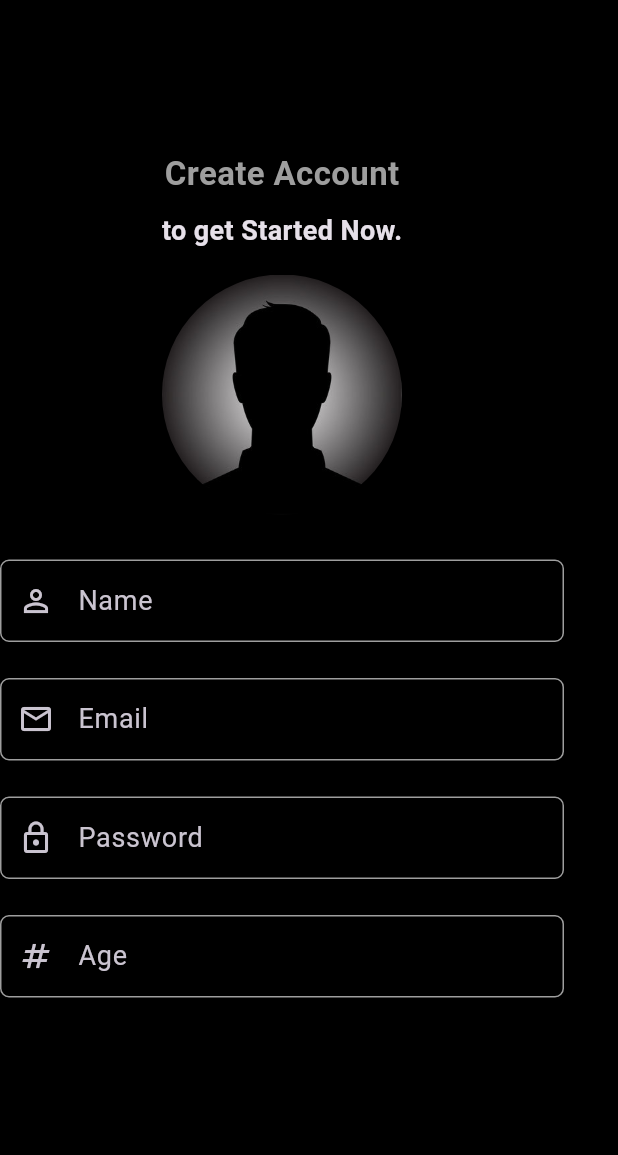
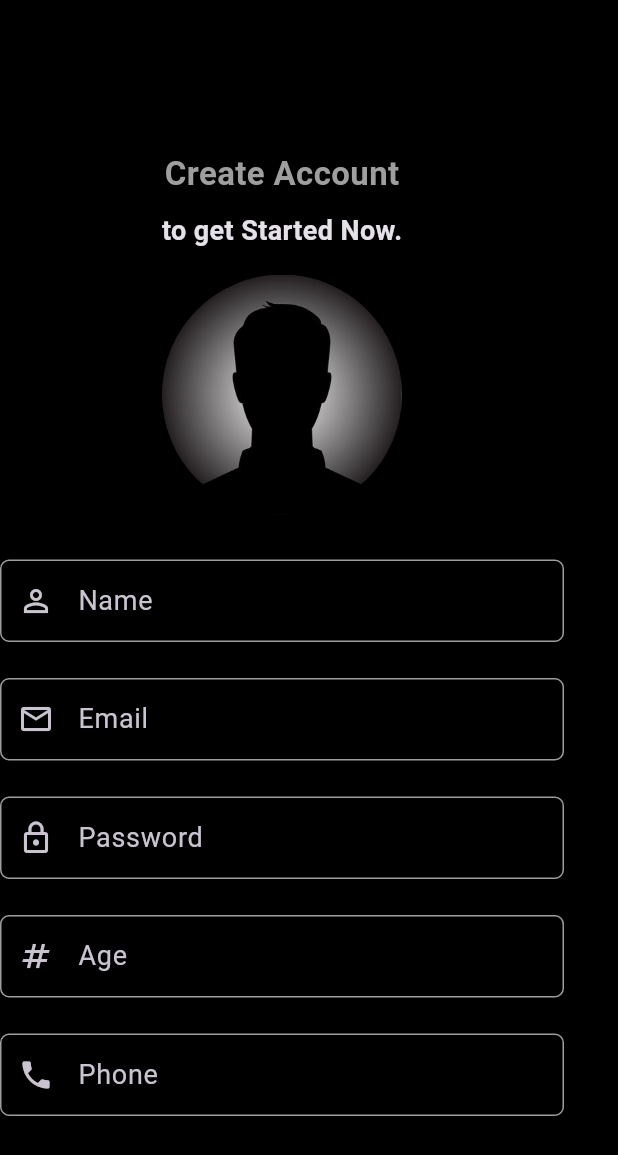
Before and after one commit to beshprakash11/dating_appfv1, a Flutter app: the screen it shows after launch, on a phone screen of 412 x 824 dp. Shown: the top 1155 px of the screen. Run offline on Flutter 3.47's test engine with Material 3 defaults, Android fonts, the phone set to English and light mode, and no system bars; our stand-ins replace get.

Commit message:
phoneno field added

```diff
--- a/lib/authenticationScreen/registration_screen.dart
+++ b/lib/authenticationScreen/registration_screen.dart
@@ -168,6 +168,20 @@ class _RegistrationScreenState extends State<RegistrationScreen> {
             ),
 
             //phoneNo
+            SizedBox(
+              width: MediaQuery.of(context).size.width - 36,
+              height: 55,
+              child: CustomTextFieldWidget(
+                editingController: phoneNoTextEditingController,
+                labelText: "Phone",
+                iconData: Icons.phone,
+                isObscure: true,
+              ),
+            ),
+
+            const SizedBox(
+              height: 24,
+            ),
 
             //city
 
```
